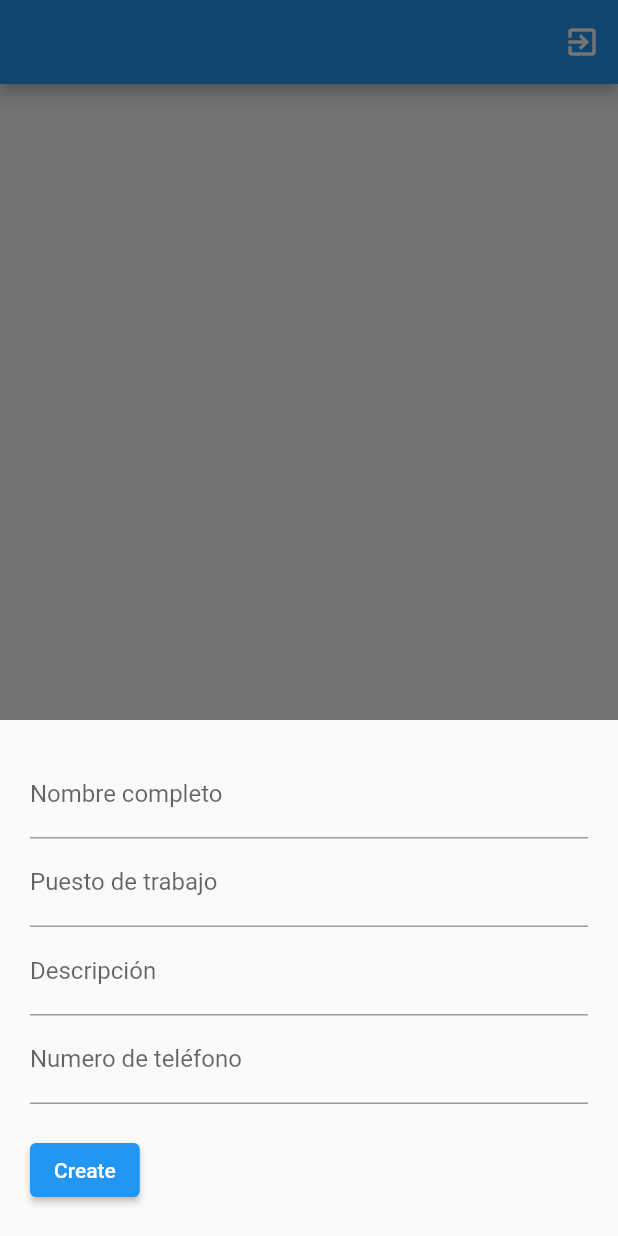
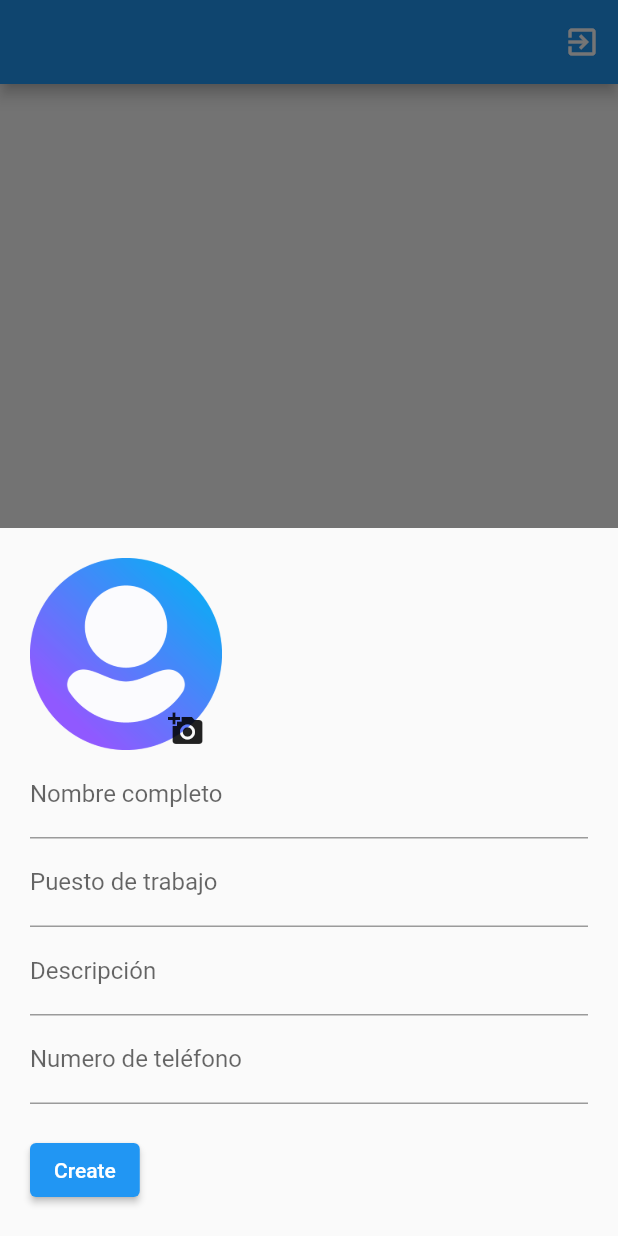
Before and after one commit to MarlonDSC/food_app, a Flutter app: the screen it shows once a user with an empty profile is signed in, after a tap on the "add" icon, on a phone screen of 412 x 824 dp. Run offline on Flutter 3.47's test engine with Material 2 defaults, Android fonts, the phone set to English and light mode, and no system bars; our stand-ins replace cloud_firestore, firebase_auth, firebase_core, firebase_storage, image_picker, pretty_qr_code; accounts and stored records are empty.

```diff
--- a/lib/models/card_model.dart
+++ b/lib/models/card_model.dart
@@ -6,6 +6,7 @@ class UserCard {
   final String? jobTitle;
   final String? description;
   final int? phoneNumber;
+  final String? profilePictureURL;
 
   UserCard({
     this.id = '',
@@ -13,6 +14,7 @@ class UserCard {
     required this.jobTitle,
     required this.description,
     required this.phoneNumber,
+    required this.profilePictureURL,
   });
 
   factory UserCard.fromFirestore(
@@ -25,6 +27,7 @@ class UserCard {
       jobTitle: snapshot['jobTitle'],
       description: snapshot['description'],
       phoneNumber: snapshot['phoneNumber'],
+      profilePictureURL: snapshot['profilePictureURL'],
     );
   }
 
@@ -35,6 +38,7 @@ class UserCard {
       "jobTitle": jobTitle,
       "description": description,
       "phoneNumber": phoneNumber,
+      "profilePictureURL": profilePictureURL,
     };
   }
 }
--- a/lib/screens/card_form.dart
+++ b/lib/screens/card_form.dart
@@ -1,12 +1,17 @@
+import 'dart:typed_data';
 import 'package:flutter/material.dart';
 import 'package:cloud_firestore/cloud_firestore.dart';
+import 'package:slack_cards/services/storage_methods.dart';
+import 'package:image_picker/image_picker.dart';
 
 import '../models/card_model.dart';
+import '../utils/utils.dart';
 
 class CardForm extends StatelessWidget {
   const CardForm({
     Key? key,
     required this.uid,
+    required String profilePictureURL,
     required TextEditingController fullNameController,
     required TextEditingController jobTitleController,
     required TextEditingController descriptionController,
@@ -14,13 +19,15 @@ class CardForm extends StatelessWidget {
     required this.action,
     required this.db,
     required this.documentSnapshot,
-  })  : _fullNameController = fullNameController,
+  })  : _profilePic = profilePictureURL,
+        _fullNameController = fullNameController,
         _jobTitleController = jobTitleController,
         _descriptionController = descriptionController,
         _phoneNumberController = phoneNumberController,
         super(key: key);
 
   final String uid;
+  final String _profilePic;
   final TextEditingController _fullNameController;
   final TextEditingController _jobTitleController;
   final TextEditingController _descriptionController;
@@ -28,10 +35,33 @@ class CardForm extends StatelessWidget {
   final String action;
   final FirebaseFirestore db;
   final DocumentSnapshot? documentSnapshot;
+
+  Future<String> uploadImage(Uint8List file) async {
+    String res = "Some error ocurred";
+    try {
+      return await StorageMethods()
+          .uploadImageToStorage('profilePics', file, false);
+    } catch (e) {
+      res = e.toString();
+      return "";
+    }
+  }
+
+  Uint8List convertStringToUint8List(String str) {
+    final List<int> codeUnits = str.codeUnits;
+    final Uint8List unit8List = Uint8List.fromList(codeUnits);
+
+    return unit8List;
+  }
+
+  String convertUint8ListToString(Uint8List uint8list) {
+    return String.fromCharCodes(uint8list);
+  }
+
   @override
   Widget build(BuildContext context) {
     UserCard userCard;
-
+    Uint8List? localProfilePic;
     return Padding(
       padding: EdgeInsets.only(
           top: 20,
@@ -43,6 +73,36 @@ class CardForm extends StatelessWidget {
         mainAxisSize: MainAxisSize.min,
         crossAxisAlignment: CrossAxisAlignment.start,
         children: [
+          Stack(
+            children: [
+              _profilePic == "" || _profilePic == null
+                  ? CircleAvatar(
+                      radius: 64,
+                      backgroundColor: Colors.transparent,
+                      child: Image.asset('images/profile_pic.png'),
+                    )
+                  : CircleAvatar(
+                      radius: 64,
+                      backgroundImage: NetworkImage(
+                        _profilePic,
+                      ),
+                      backgroundColor: Colors.transparent,
+                    ),
+              Positioned(
+                bottom: -10,
+                left: 80,
+                child: IconButton(
+                  onPressed: () async {
+                    localProfilePic = await pickImage(ImageSource.gallery);
+                    print("localProfilePic " + localProfilePic.toString());
+                  },
+                  icon: const Icon(
+                    Icons.add_a_photo,
+                  ),
+                ),
+              )
+            ],
+          ),
           TextField(
             controller: _fullNameController,
             decoration: const InputDecoration(labelText: 'Nombre completo'),
@@ -72,6 +132,7 @@ class CardForm extends StatelessWidget {
                 jobTitle: _jobTitleController.text,
                 description: _descriptionController.text,
                 phoneNumber: int.parse(_phoneNumberController.text),
+                profilePictureURL: await uploadImage(localProfilePic!),
               );
               if (userCard.fullName != null && userCard.jobTitle != null) {
                 if (action == 'create') {
```
Also changed, not shown: lib/screens/card_share.dart (added, +90 -0 lines), lib/screens/home_screen.dart (+33 -1 lines), lib/services/storage_methods.dart (added, +30 -0 lines), lib/utils/utils.dart (added, +10 -0 lines), pubspec.yaml (+5 -2 lines), images/profile_pic.png (added), pubspec.lock, 1 other file.
